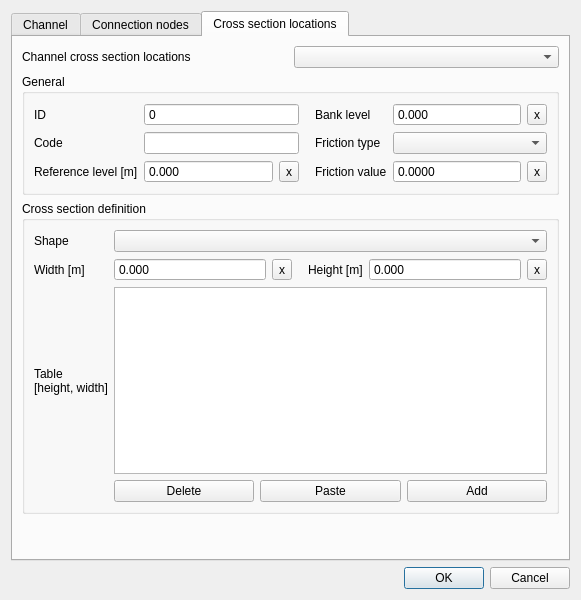
Above: threedi_schematisation_editor/forms/ui/channel.ui from nens/threedi-schematisation-editor before the change. Below: the same form after it.
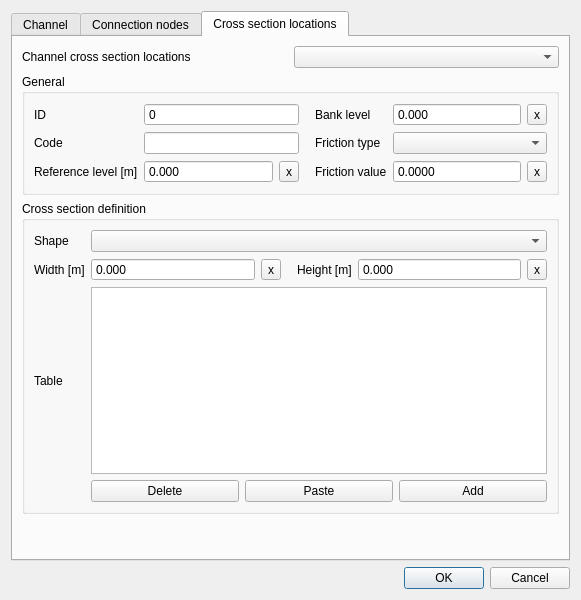
That is the form after the change. The open tabs and pages were chosen to show the change.

Commit message: Refactoring cross-section table edits. Added handling of the `YZ` and `Inverted egg` cross-section shape types.

```diff
--- a/threedi_schematisation_editor/forms/ui/channel.ui
+++ b/threedi_schematisation_editor/forms/ui/channel.ui
@@ -1098,8 +1098,7 @@
           <item row="4" column="0">
            <widget class="QLabel" name="cross_section_location_cross_section_table_label">
             <property name="text">
-             <string>Table
-[height, width]</string>
+             <string>Table</string>
             </property>
            </widget>
           </item>
```
The commit also changes 23 other files.
